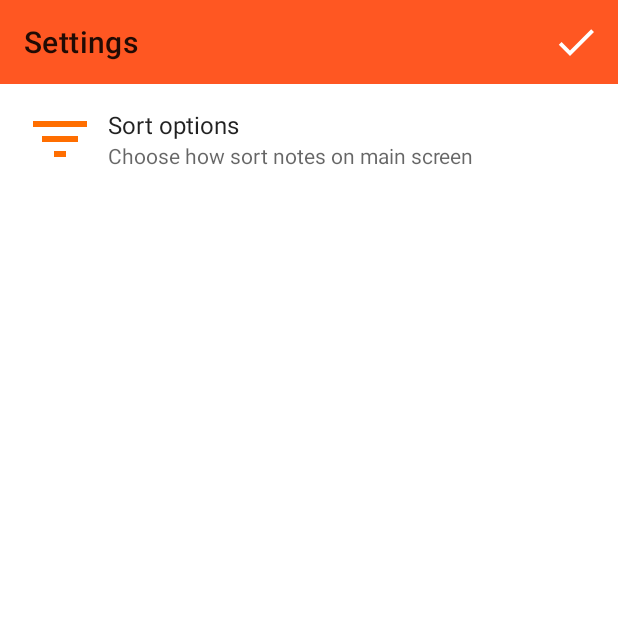
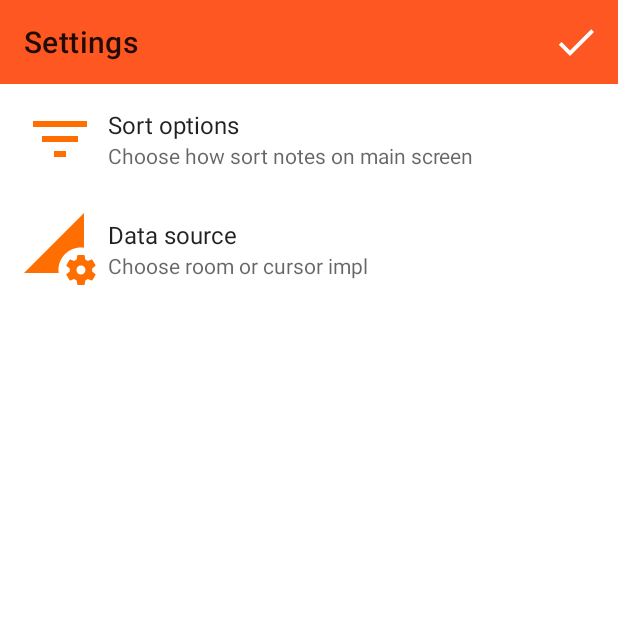
Before and after one commit to MstrSid/RSNotesExample, an Android app: the screen it shows after launch (PreferenceActivity), after a tap on an icon or button, on a phone screen of 412 x 824 dp, the top half of it. Run offline under Robolectric (Android 15) with nearby library versions, the phone set to English and light mode, and no system bars; our stand-ins replace Room's generated code, androidx.preference.

Commit message:
dead end

```diff
--- /dev/null
+++ b/app/src/main/java/by/kos/rsnotesexample/database/cursors/NotesDBHelper.kt
@@ -0,0 +1,21 @@
+package by.kos.rsnotesexample.database.cursors
+
+import android.content.Context
+import android.database.sqlite.SQLiteOpenHelper
+import android.database.sqlite.SQLiteDatabase
+
+
+private val DB_NAME = "database.db"
+private val DB_VERSION = 1
+
+class NotesDBHelper(context: Context) : SQLiteOpenHelper(context, DB_NAME, null, DB_VERSION) {
+
+    override fun onCreate(db: SQLiteDatabase) {
+        db.execSQL(NotesContract.NotesEntry.CREATE_COMMAND)
+    }
+
+    override fun onUpgrade(db: SQLiteDatabase, oldVersion: Int, newVersion: Int) {
+        db.execSQL(NotesContract.NotesEntry.DROP_COMMAND)
+        onCreate(db)
+    }
+}
--- a/app/src/main/java/by/kos/rsnotesexample/screens/main/MainFragment.kt
+++ b/app/src/main/java/by/kos/rsnotesexample/screens/main/MainFragment.kt
@@ -37,6 +37,7 @@ class MainFragment : Fragment() {
     private fun initialization() {
         val prefs = PreferenceManager.getDefaultSharedPreferences(APP_ACTIVITY)
         CRITERIA = prefs.getString("prefSortKey", ORDER_BY_TITLE).toString()
+        TYPE_DATASOURCE = prefs.getString("prefImplementation", TYPE_ROOM).toString()
         setHasOptionsMenu(true)
         mAdapter = MainAdapter()
         mBinding.rvNotes.adapter = mAdapter
--- a/app/src/main/java/by/kos/rsnotesexample/screens/main/MainFragmentViewModel.kt
+++ b/app/src/main/java/by/kos/rsnotesexample/screens/main/MainFragmentViewModel.kt
@@ -2,8 +2,10 @@ package by.kos.rsnotesexample.screens.main
 
 import android.app.Application
 import androidx.lifecycle.AndroidViewModel
-import by.kos.rsnotesexample.utils.REPOSITORY
+import by.kos.rsnotesexample.database.cursors.NotesDBHelper
+import by.kos.rsnotesexample.utils.*
 
 class MainFragmentViewModel(application: Application):AndroidViewModel(application) {
+    val dbHelper = NotesDBHelper(application)
     val allNotes = REPOSITORY.allNotes
 }
--- a/app/src/main/java/by/kos/rsnotesexample/utils/Constants.kt
+++ b/app/src/main/java/by/kos/rsnotesexample/utils/Constants.kt
@@ -8,7 +8,10 @@ lateinit var REPOSITORY: DatabaseRepository
 const val ORDER_BY_TITLE = "name"
 const val ORDER_BY_TEXT = "text"
 const val ORDER_BY_PRIORITY = "priority"
+const val TYPE_ROOM = "room"
+const val TYPE_CURSOR = "cursor"
 var CRITERIA = ORDER_BY_TITLE
+var TYPE_DATASOURCE = TYPE_ROOM
 const val PRIORITY_HIGHT = 1
 const val PRIORITY_NORMAL = 2
 const val PRIORITY_LOW = 3
--- /dev/null
+++ b/app/src/main/res/drawable/ic_data.xml
@@ -0,0 +1,5 @@
+<vector android:height="48dp" android:tint="#FF6E00"
+    android:viewportHeight="24" android:viewportWidth="24"
+    android:width="48dp" xmlns:android="http://schemas.android.com/apk/res/android">
+    <path android:fillColor="@android:color/white" android:pathData="M18.99,11.5c0.34,0 0.67,0.03 1,0.07L20,0 0,20h11.56c-0.04,-0.33 -0.07,-0.66 -0.07,-1 0,-4.14 3.36,-7.5 7.5,-7.5zM22.7,19.49c0.02,-0.16 0.04,-0.32 0.04,-0.49 0,-0.17 -0.01,-0.33 -0.04,-0.49l1.06,-0.83c0.09,-0.08 0.12,-0.21 0.06,-0.32l-1,-1.73c-0.06,-0.11 -0.19,-0.15 -0.31,-0.11l-1.24,0.5c-0.26,-0.2 -0.54,-0.37 -0.85,-0.49l-0.19,-1.32c-0.01,-0.12 -0.12,-0.21 -0.24,-0.21h-2c-0.12,0 -0.23,0.09 -0.25,0.21l-0.19,1.32c-0.3,0.13 -0.59,0.29 -0.85,0.49l-1.24,-0.5c-0.11,-0.04 -0.24,0 -0.31,0.11l-1,1.73c-0.06,0.11 -0.04,0.24 0.06,0.32l1.06,0.83c-0.02,0.16 -0.03,0.32 -0.03,0.49 0,0.17 0.01,0.33 0.03,0.49l-1.06,0.83c-0.09,0.08 -0.12,0.21 -0.06,0.32l1,1.73c0.06,0.11 0.19,0.15 0.31,0.11l1.24,-0.5c0.26,0.2 0.54,0.37 0.85,0.49l0.19,1.32c0.02,0.12 0.12,0.21 0.25,0.21h2c0.12,0 0.23,-0.09 0.25,-0.21l0.19,-1.32c0.3,-0.13 0.59,-0.29 0.84,-0.49l1.25,0.5c0.11,0.04 0.24,0 0.31,-0.11l1,-1.73c0.06,-0.11 0.03,-0.24 -0.06,-0.32l-1.07,-0.83zM18.99,20.5c-0.83,0 -1.5,-0.67 -1.5,-1.5s0.67,-1.5 1.5,-1.5 1.5,0.67 1.5,1.5 -0.67,1.5 -1.5,1.5z"/>
+</vector>
--- /dev/null
+++ b/app/src/main/res/drawable/ic_settings.xml
@@ -0,0 +1,5 @@
+<vector android:height="48dp" android:tint="#FFFFFF"
+    android:viewportHeight="24" android:viewportWidth="24"
+    android:width="48dp" xmlns:android="http://schemas.android.com/apk/res/android">
+    <path android:fillColor="@android:color/white" android:pathData="M19.14,12.94c0.04,-0.3 0.06,-0.61 0.06,-0.94c0,-0.32 -0.02,-0.64 -0.07,-0.94l2.03,-1.58c0.18,-0.14 0.23,-0.41 0.12,-0.61l-1.92,-3.32c-0.12,-0.22 -0.37,-0.29 -0.59,-0.22l-2.39,0.96c-0.5,-0.38 -1.03,-0.7 -1.62,-0.94L14.4,2.81c-0.04,-0.24 -0.24,-0.41 -0.48,-0.41h-3.84c-0.24,0 -0.43,0.17 -0.47,0.41L9.25,5.35C8.66,5.59 8.12,5.92 7.63,6.29L5.24,5.33c-0.22,-0.08 -0.47,0 -0.59,0.22L2.74,8.87C2.62,9.08 2.66,9.34 2.86,9.48l2.03,1.58C4.84,11.36 4.8,11.69 4.8,12s0.02,0.64 0.07,0.94l-2.03,1.58c-0.18,0.14 -0.23,0.41 -0.12,0.61l1.92,3.32c0.12,0.22 0.37,0.29 0.59,0.22l2.39,-0.96c0.5,0.38 1.03,0.7 1.62,0.94l0.36,2.54c0.05,0.24 0.24,0.41 0.48,0.41h3.84c0.24,0 0.44,-0.17 0.47,-0.41l0.36,-2.54c0.59,-0.24 1.13,-0.56 1.62,-0.94l2.39,0.96c0.22,0.08 0.47,0 0.59,-0.22l1.92,-3.32c0.12,-0.22 0.07,-0.47 -0.12,-0.61L19.14,12.94zM12,15.6c-1.98,0 -3.6,-1.62 -3.6,-3.6s1.62,-3.6 3.6,-3.6s3.6,1.62 3.6,3.6S13.98,15.6 12,15.6z"/>
+</vector>
--- a/app/src/main/res/menu/main_action_menu.xml
+++ b/app/src/main/res/menu/main_action_menu.xml
@@ -3,7 +3,7 @@
     xmlns:app="http://schemas.android.com/apk/res-auto">
     <item
         android:id="@+id/btnSort"
-        android:icon="@drawable/ic_filter"
+        android:icon="@drawable/ic_settings"
         app:showAsAction="ifRoom"
         android:title="" />
 </menu>
--- a/app/src/main/res/values/strings.xml
+++ b/app/src/main/res/values/strings.xml
@@ -25,4 +25,12 @@
         <item>text</item>
         <item>priority</item>
     </string-array>
+    <string-array name="dsEntries">
+        <item>Room</item>
+        <item>Cursor</item>
+    </string-array>
+    <string-array name="dsValues">
+        <item>room</item>
+        <item>cursor</item>
+    </string-array>
 </resources>
--- a/app/src/main/res/xml/settings.xml
+++ b/app/src/main/res/xml/settings.xml
@@ -11,4 +11,13 @@
         android:summary="Choose how sort notes on main screen"
         android:title="Sort options">
     </ListPreference>
+    <ListPreference
+        android:icon="@drawable/ic_data"
+        android:entries="@array/dsEntries"
+        android:entryValues="@array/dsValues"
+        android:key="prefImplementation"
+        android:defaultValue="ROOM"
+        android:summary="Choose room or cursor impl"
+        android:title="Data source">
+    </ListPreference>
 </androidx.preference.PreferenceScreen>
```
Also changed, not shown: app/src/main/java/by/kos/rsnotesexample/database/cursors/NotesContract.kt (added, +20 -0 lines).
